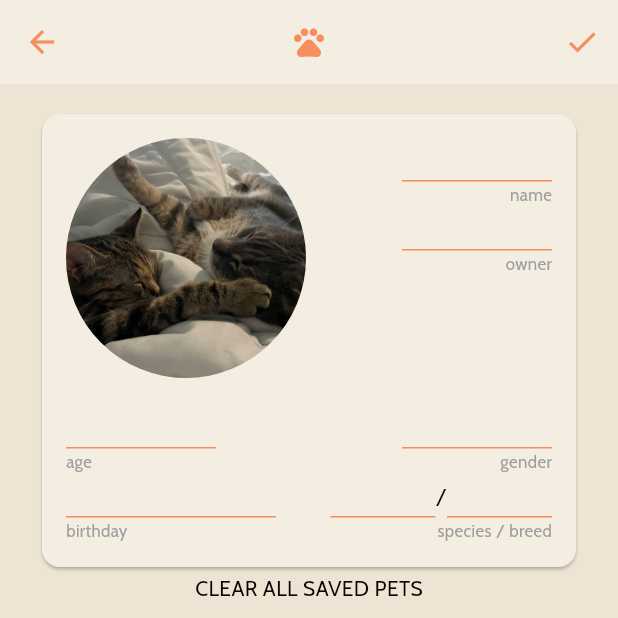
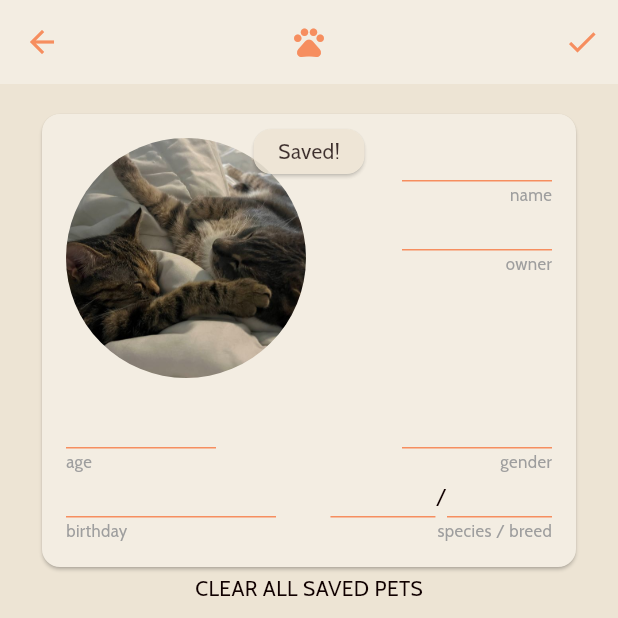
Before and after one commit to xyluphobia/PetProfileApp, a Flutter app: the PetDetailsView screen opened directly, after a tap on the "check" icon, on a phone screen of 412 x 824 dp, the top half of it. Run offline on Flutter 3.47's test engine with Material 3 defaults, Android fonts, the phone set to English and light mode, and no system bars; our stand-ins replace geocoding, geolocator, google_maps_flutter, image_picker; accounts and stored records are empty; network calls fail; project files that could hold a hidden picture were left out.

Commit message:
Added a confirmation 'Saved' popup after data is saved.

```diff
--- a/lib/pet_details_view.dart
+++ b/lib/pet_details_view.dart
@@ -26,6 +26,7 @@ class _PetDetailsViewState extends State<PetDetailsView> {
   bool unsavedChanges = false;
   late Pet pet;
   late int petIndex = widget.petIndex;
+  bool savedConfirmVisible = false;
 
   Future selectImage(ImageSource imgSource) async {
     final returnedImage = await ImagePicker().pickImage(source: imgSource, imageQuality: 70);
@@ -53,6 +54,14 @@ class _PetDetailsViewState extends State<PetDetailsView> {
     }
     unsavedChanges = false;
     await context.read<FileController>().writePetDetails(petDetails!);
+    setState(() {
+      savedConfirmVisible = true;
+    });
+    Future.delayed(const Duration(milliseconds: 1000), () {
+      setState(() {
+        savedConfirmVisible = false;
+      });
+    });
     return;
   }
 
@@ -149,7 +158,9 @@ class _PetDetailsViewState extends State<PetDetailsView> {
           left: 24,
           right: 24,
         ),
-        child: Column(
+        child: Stack(
+          children: [
+            Column(
               children: [
                 basicInfoCard(),
 
@@ -159,6 +170,28 @@ class _PetDetailsViewState extends State<PetDetailsView> {
                     Navigator.pop(context);
                   },
                   child: const Text('CLEAR ALL SAVED PETS'),
+                ),
+              ],
+            ),
+            AnimatedOpacity(
+              opacity: savedConfirmVisible ? 1 : 0,
+              duration: savedConfirmVisible ? const Duration(milliseconds: 100) : const Duration(milliseconds: 1000),
+              child: Container(
+                margin: const EdgeInsets.only(top: 10),
+                alignment: Alignment.topCenter,
+                child: Card(
+                  color: Theme.of(context).colorScheme.surface,
+                  child: Container(
+                    width: 74,
+                    height: 30,
+                    alignment: Alignment.center,
+                    child: Text(
+                      "Saved!",
+                      style: Theme.of(context).textTheme.bodyMedium?.copyWith(color: Theme.of(context).colorScheme.onPrimary),
+                    ),
+                  ),
+                ),
+              ),
             ),
           ],
         ),
```
Lines whose indentation alone changed are shown as unchanged.
